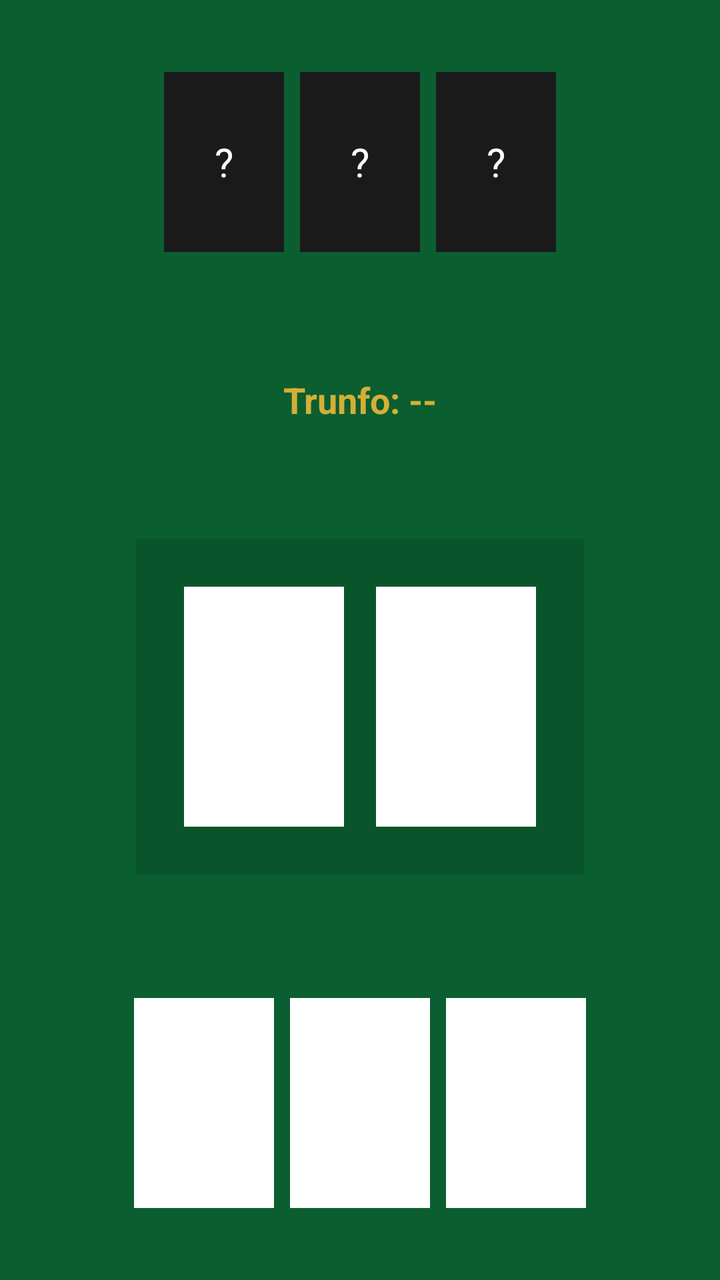
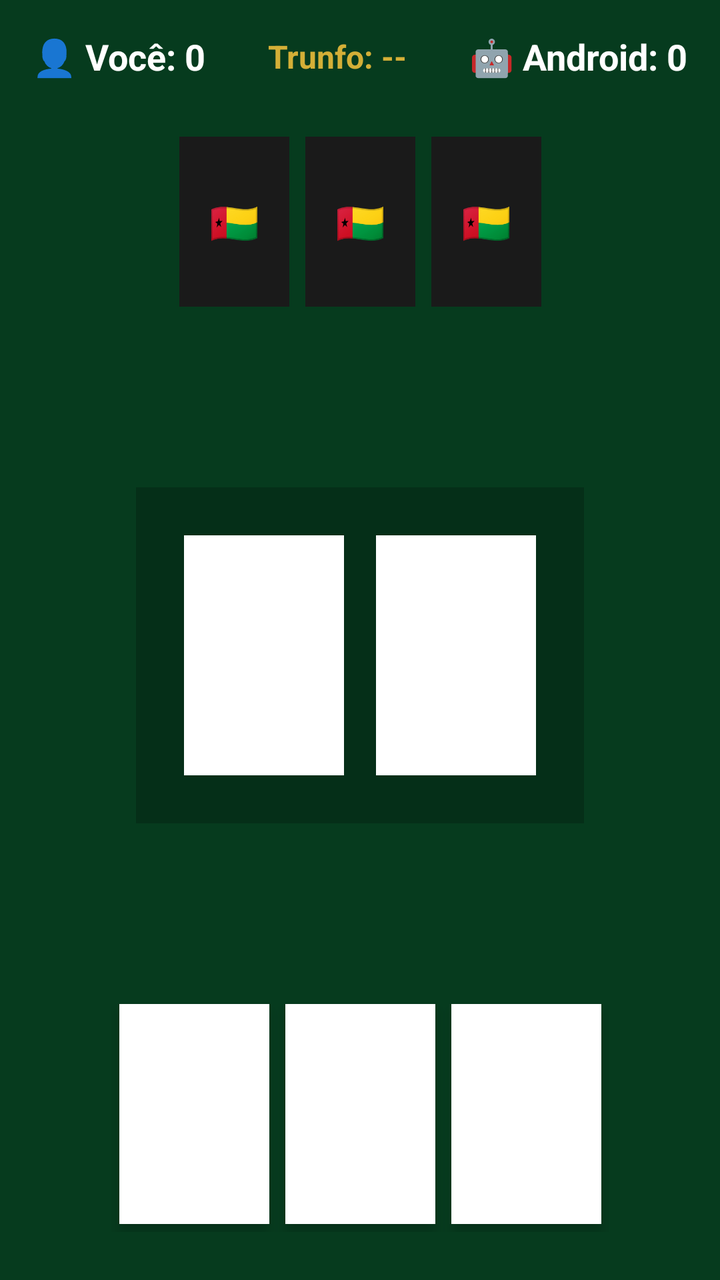

Compare the two renders of this Android layout. The source of the first and the diff that turns it into the second are given below.
<!-- AndroidManifest.xml: application theme Theme.Sonino -->
<!-- res/layout/activity_game.xml -->
<?xml version="1.0" encoding="utf-8"?>
<androidx.constraintlayout.widget.ConstraintLayout xmlns:android="http://schemas.android.com/apk/res/android"
    xmlns:app="http://schemas.android.com/apk/res-auto"
    android:layout_width="match_parent"
    android:layout_height="match_parent"
    android:background="#0B5E30">

    
    <LinearLayout
        android:id="@+id/areaAndroid"
        android:layout_width="wrap_content"
        android:layout_height="wrap_content"
        android:layout_marginTop="32dp"
        android:orientation="horizontal"
        app:layout_constraintEnd_toEndOf="parent"
        app:layout_constraintStart_toStartOf="parent"
        app:layout_constraintTop_toTopOf="parent">

        <FrameLayout android:layout_width="60dp" android:layout_height="90dp" android:layout_margin="4dp" android:background="#1A1A1A">
            <TextView android:id="@+id/cartaAndroid1" android:layout_width="match_parent" android:layout_height="match_parent" android:text="?" android:textColor="#FFFFFF" android:gravity="center" android:textSize="20sp"/>
        </FrameLayout>
        <FrameLayout android:layout_width="60dp" android:layout_height="90dp" android:layout_margin="4dp" android:background="#1A1A1A">
            <TextView android:id="@+id/cartaAndroid2" android:layout_width="match_parent" android:layout_height="match_parent" android:text="?" android:textColor="#FFFFFF" android:gravity="center" android:textSize="20sp"/>
        </FrameLayout>
        <FrameLayout android:layout_width="60dp" android:layout_height="90dp" android:layout_margin="4dp" android:background="#1A1A1A">
            <TextView android:id="@+id/cartaAndroid3" android:layout_width="match_parent" android:layout_height="match_parent" android:text="?" android:textColor="#FFFFFF" android:gravity="center" android:textSize="20sp"/>
        </FrameLayout>
    </LinearLayout>

    <TextView
        android:id="@+id/txtTrunfo"
        android:layout_width="wrap_content"
        android:layout_height="wrap_content"
        android:text="Trunfo: --"
        android:textColor="#D4AF37"
        android:textSize="18sp"
        android:textStyle="bold"
        app:layout_constraintBottom_toTopOf="@+id/areaMesa"
        app:layout_constraintEnd_toEndOf="parent"
        app:layout_constraintStart_toStartOf="parent"
        app:layout_constraintTop_toBottomOf="@+id/areaAndroid" />

    
    <LinearLayout
        android:id="@+id/areaMesa"
        android:layout_width="wrap_content"
        android:layout_height="wrap_content"
        android:background="#1A000000"
        android:orientation="horizontal"
        android:padding="16dp"
        app:layout_constraintBottom_toTopOf="@+id/areaJogador"
        app:layout_constraintEnd_toEndOf="parent"
        app:layout_constraintStart_toStartOf="parent"
        app:layout_constraintTop_toBottomOf="@+id/txtTrunfo">

        <FrameLayout android:layout_width="80dp" android:layout_height="120dp" android:layout_margin="8dp" android:background="#FFFFFF">
            <ImageView android:id="@+id/imgMesaJogador" android:layout_width="match_parent" android:layout_height="match_parent" android:scaleType="centerCrop" android:visibility="gone"/>
            <TextView android:id="@+id/cartaMesaJogador" android:layout_width="match_parent" android:layout_height="match_parent" android:textColor="#000000" android:gravity="center" android:textSize="24sp" android:textStyle="bold" />
        </FrameLayout>

        <FrameLayout android:layout_width="80dp" android:layout_height="120dp" android:layout_margin="8dp" android:background="#FFFFFF">
            <ImageView android:id="@+id/imgMesaAndroid" android:layout_width="match_parent" android:layout_height="match_parent" android:scaleType="centerCrop" android:visibility="gone"/>
            <TextView android:id="@+id/cartaMesaAndroid" android:layout_width="match_parent" android:layout_height="match_parent" android:textColor="#000000" android:gravity="center" android:textSize="24sp" android:textStyle="bold" />
        </FrameLayout>
    </LinearLayout>

    
    <LinearLayout
        android:id="@+id/areaJogador"
        android:layout_width="wrap_content"
        android:layout_height="wrap_content"
        android:layout_marginBottom="32dp"
        android:orientation="horizontal"
        app:layout_constraintBottom_toBottomOf="parent"
        app:layout_constraintEnd_toEndOf="parent"
        app:layout_constraintStart_toStartOf="parent">

        <FrameLayout android:layout_width="70dp" android:layout_height="105dp" android:layout_margin="4dp" android:background="#FFFFFF">
            <ImageView android:id="@+id/imgJogador1" android:layout_width="match_parent" android:layout_height="match_parent" android:scaleType="centerCrop" android:visibility="gone"/>
            <TextView android:id="@+id/cartaJogador1" android:layout_width="match_parent" android:layout_height="match_parent" android:textColor="#000000" android:gravity="center" android:textSize="22sp" android:textStyle="bold" android:clickable="true" android:focusable="true" />
        </FrameLayout>
        
        <FrameLayout android:layout_width="70dp" android:layout_height="105dp" android:layout_margin="4dp" android:background="#FFFFFF">
            <ImageView android:id="@+id/imgJogador2" android:layout_width="match_parent" android:layout_height="match_parent" android:scaleType="centerCrop" android:visibility="gone"/>
            <TextView android:id="@+id/cartaJogador2" android:layout_width="match_parent" android:layout_height="match_parent" android:textColor="#000000" android:gravity="center" android:textSize="22sp" android:textStyle="bold" android:clickable="true" android:focusable="true" />
        </FrameLayout>

        <FrameLayout android:layout_width="70dp" android:layout_height="105dp" android:layout_margin="4dp" android:background="#FFFFFF">
            <ImageView android:id="@+id/imgJogador3" android:layout_width="match_parent" android:layout_height="match_parent" android:scaleType="centerCrop" android:visibility="gone"/>
            <TextView android:id="@+id/cartaJogador3" android:layout_width="match_parent" android:layout_height="match_parent" android:textColor="#000000" android:gravity="center" android:textSize="22sp" android:textStyle="bold" android:clickable="true" android:focusable="true" />
        </FrameLayout>
    </LinearLayout>

</androidx.constraintlayout.widget.ConstraintLayout>
<!-- resources referenced by this layout -->
<resources>
  <style name="Theme.Sonino" parent="Theme.AppCompat.Light.NoActionBar">
          <item name="colorPrimary">#0B5E30</item>
          <item name="colorPrimaryDark">#0B5E30</item>
          <item name="colorAccent">#D4AF37</item>
      </style>
</resources>

<!-- the commit's change to res/layout/activity_game.xml (unified diff, before → after) -->
@@ -3,55 +3,81 @@
     xmlns:app="http://schemas.android.com/apk/res-auto"
     android:layout_width="match_parent"
     android:layout_height="match_parent"
-    android:background="#0B5E30">
+    android:background="@color/verde_mesa">
+
+    
+    <LinearLayout
+        android:id="@+id/topoPlacar"
+        android:layout_width="match_parent"
+        android:layout_height="wrap_content"
+        android:layout_marginTop="16dp"
+        android:gravity="center_vertical"
+        android:orientation="horizontal"
+        android:paddingHorizontal="16dp"
+        app:layout_constraintTop_toTopOf="parent">
+
+        <TextView
+            android:layout_width="wrap_content"
+            android:layout_height="wrap_content"
+            android:text="👤 Você: 0"
+            android:textColor="@color/branco"
+            android:textSize="18sp"
+            android:textStyle="bold" />
+
+        <TextView
+            android:id="@+id/txtTrunfo"
+            android:layout_width="0dp"
+            android:layout_height="wrap_content"
+            android:layout_weight="1"
+            android:gravity="center"
+            android:text="Trunfo: --"
+            android:textColor="@color/dourado"
+            android:textSize="16sp"
+            android:textStyle="bold" />
+
+        <TextView
+            android:layout_width="wrap_content"
+            android:layout_height="wrap_content"
+            android:text="🤖 Android: 0"
+            android:textColor="@color/branco"
+            android:textSize="18sp"
+            android:textStyle="bold" />
+    </LinearLayout>
 
     
     <LinearLayout
         android:id="@+id/areaAndroid"
         android:layout_width="wrap_content"
         android:layout_height="wrap_content"
-        android:layout_marginTop="32dp"
+        android:layout_marginTop="24dp"
         android:orientation="horizontal"
         app:layout_constraintEnd_toEndOf="parent"
         app:layout_constraintStart_toStartOf="parent"
-        app:layout_constraintTop_toTopOf="parent">
+        app:layout_constraintTop_toBottomOf="@+id/topoPlacar">
 
-        <FrameLayout android:layout_width="60dp" android:layout_height="90dp" android:layout_margin="4dp" android:background="#1A1A1A">
-            <TextView android:id="@+id/cartaAndroid1" android:layout_width="match_parent" android:layout_height="match_parent" android:text="?" android:textColor="#FFFFFF" android:gravity="center" android:textSize="20sp"/>
+        <FrameLayout android:layout_width="55dp" android:layout_height="85dp" android:layout_margin="4dp" android:background="@color/preto_fundo">
+            <TextView android:id="@+id/cartaAndroid1" android:layout_width="match_parent" android:layout_height="match_parent" android:text="🇬🇼" android:textColor="@color/dourado" android:gravity="center" android:textSize="20sp"/>
         </FrameLayout>
-        <FrameLayout android:layout_width="60dp" android:layout_height="90dp" android:layout_margin="4dp" android:background="#1A1A1A">
-            <TextView android:id="@+id/cartaAndroid2" android:layout_width="match_parent" android:layout_height="match_parent" android:text="?" android:textColor="#FFFFFF" android:gravity="center" android:textSize="20sp"/>
+        <FrameLayout android:layout_width="55dp" android:layout_height="85dp" android:layout_margin="4dp" android:background="@color/preto_fundo">
+            <TextView android:id="@+id/cartaAndroid2" android:layout_width="match_parent" android:layout_height="match_parent" android:text="🇬🇼" android:textColor="@color/dourado" android:gravity="center" android:textSize="20sp"/>
         </FrameLayout>
-        <FrameLayout android:layout_width="60dp" android:layout_height="90dp" android:layout_margin="4dp" android:background="#1A1A1A">
-            <TextView android:id="@+id/cartaAndroid3" android:layout_width="match_parent" android:layout_height="match_parent" android:text="?" android:textColor="#FFFFFF" android:gravity="center" android:textSize="20sp"/>
+        <FrameLayout android:layout_width="55dp" android:layout_height="85dp" android:layout_margin="4dp" android:background="@color/preto_fundo">
+            <TextView android:id="@+id/cartaAndroid3" android:layout_width="match_parent" android:layout_height="match_parent" android:text="🇬🇼" android:textColor="@color/dourado" android:gravity="center" android:textSize="20sp"/>
         </FrameLayout>
     </LinearLayout>
-
-    <TextView
-        android:id="@+id/txtTrunfo"
-        android:layout_width="wrap_content"
-        android:layout_height="wrap_content"
-        android:text="Trunfo: --"
-        android:textColor="#D4AF37"
-        android:textSize="18sp"
-        android:textStyle="bold"
-        app:layout_constraintBottom_toTopOf="@+id/areaMesa"
-        app:layout_constraintEnd_toEndOf="parent"
-        app:layout_constraintStart_toStartOf="parent"
-        app:layout_constraintTop_toBottomOf="@+id/areaAndroid" />
 
     
     <LinearLayout
         android:id="@+id/areaMesa"
         android:layout_width="wrap_content"
         android:layout_height="wrap_content"
-        android:background="#1A000000"
+        android:background="#33000000"
         android:orientation="horizontal"
         android:padding="16dp"
         app:layout_constraintBottom_toTopOf="@+id/areaJogador"
         app:layout_constraintEnd_toEndOf="parent"
         app:layout_constraintStart_toStartOf="parent"
-        app:layout_constraintTop_toBottomOf="@+id/txtTrunfo">
+        app:layout_constraintTop_toBottomOf="@+id/areaAndroid">
 
         <FrameLayout android:layout_width="80dp" android:layout_height="120dp" android:layout_margin="8dp" android:background="#FFFFFF">
             <ImageView android:id="@+id/imgMesaJogador" android:layout_width="match_parent" android:layout_height="match_parent" android:scaleType="centerCrop" android:visibility="gone"/>
@@ -69,25 +95,25 @@
         android:id="@+id/areaJogador"
         android:layout_width="wrap_content"
         android:layout_height="wrap_content"
-        android:layout_marginBottom="32dp"
+        android:layout_marginBottom="24dp"
         android:orientation="horizontal"
         app:layout_constraintBottom_toBottomOf="parent"
         app:layout_constraintEnd_toEndOf="parent"
         app:layout_constraintStart_toStartOf="parent">
 
-        <FrameLayout android:layout_width="70dp" android:layout_height="105dp" android:layout_margin="4dp" android:background="#FFFFFF">
+        <FrameLayout android:layout_width="75dp" android:layout_height="110dp" android:layout_margin="4dp" android:background="#FFFFFF" android:elevation="4dp">
             <ImageView android:id="@+id/imgJogador1" android:layout_width="match_parent" android:layout_height="match_parent" android:scaleType="centerCrop" android:visibility="gone"/>
-            <TextView android:id="@+id/cartaJogador1" android:layout_width="match_parent" android:layout_height="match_parent" android:textColor="#000000" android:gravity="center" android:textSize="22sp" android:textStyle="bold" android:clickable="true" android:focusable="true" />
+            <TextView android:id="@+id/cartaJogador1" android:layout_width="match_parent" android:layout_height="match_parent" android:textColor="#000000" android:gravity="center" android:textSize="24sp" android:textStyle="bold" android:clickable="true" android:focusable="true" />
         </FrameLayout>
         
-        <FrameLayout android:layout_width="70dp" android:layout_height="105dp" android:layout_margin="4dp" android:background="#FFFFFF">
+        <FrameLayout android:layout_width="75dp" android:layout_height="110dp" android:layout_margin="4dp" android:background="#FFFFFF" android:elevation="4dp">
             <ImageView android:id="@+id/imgJogador2" android:layout_width="match_parent" android:layout_height="match_parent" android:scaleType="centerCrop" android:visibility="gone"/>
-            <TextView android:id="@+id/cartaJogador2" android:layout_width="match_parent" android:layout_height="match_parent" android:textColor="#000000" android:gravity="center" android:textSize="22sp" android:textStyle="bold" android:clickable="true" android:focusable="true" />
+            <TextView android:id="@+id/cartaJogador2" android:layout_width="match_parent" android:layout_height="match_parent" android:textColor="#000000" android:gravity="center" android:textSize="24sp" android:textStyle="bold" android:clickable="true" android:focusable="true" />
         </FrameLayout>
 
-        <FrameLayout android:layout_width="70dp" android:layout_height="105dp" android:layout_margin="4dp" android:background="#FFFFFF">
+        <FrameLayout android:layout_width="75dp" android:layout_height="110dp" android:layout_margin="4dp" android:background="#FFFFFF" android:elevation="4dp">
             <ImageView android:id="@+id/imgJogador3" android:layout_width="match_parent" android:layout_height="match_parent" android:scaleType="centerCrop" android:visibility="gone"/>
-            <TextView android:id="@+id/cartaJogador3" android:layout_width="match_parent" android:layout_height="match_parent" android:textColor="#000000" android:gravity="center" android:textSize="22sp" android:textStyle="bold" android:clickable="true" android:focusable="true" />
+            <TextView android:id="@+id/cartaJogador3" android:layout_width="match_parent" android:layout_height="match_parent" android:textColor="#000000" android:gravity="center" android:textSize="24sp" android:textStyle="bold" android:clickable="true" android:focusable="true" />
         </FrameLayout>
     </LinearLayout>
 
<!-- resource entries referenced after the edit -->
@@ -1,5 +1,9 @@
 <!-- resources referenced by this layout -->
 <resources>
+  <color name="branco">#FFFFFF</color>
+  <color name="dourado">#D4AF37</color>
+  <color name="preto_fundo">#1A1A1A</color>
+  <color name="verde_mesa">#063B1E</color>
   <style name="Theme.Sonino" parent="Theme.AppCompat.Light.NoActionBar">
           <item name="colorPrimary">#0B5E30</item>
           <item name="colorPrimaryDark">#0B5E30</item>
